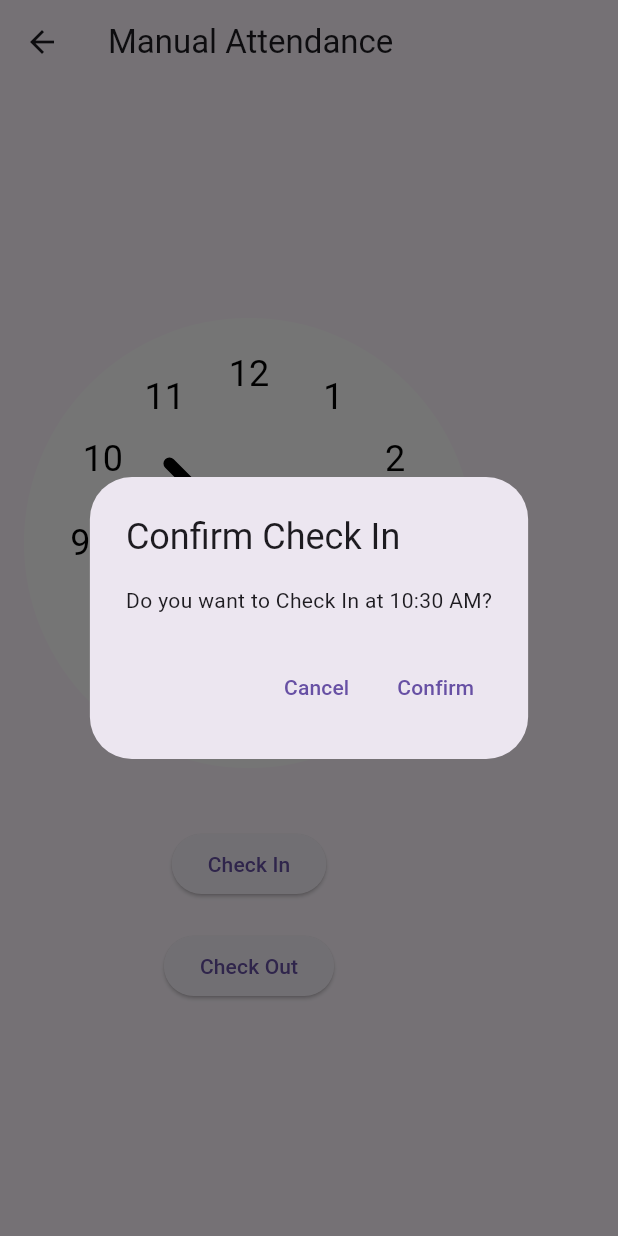
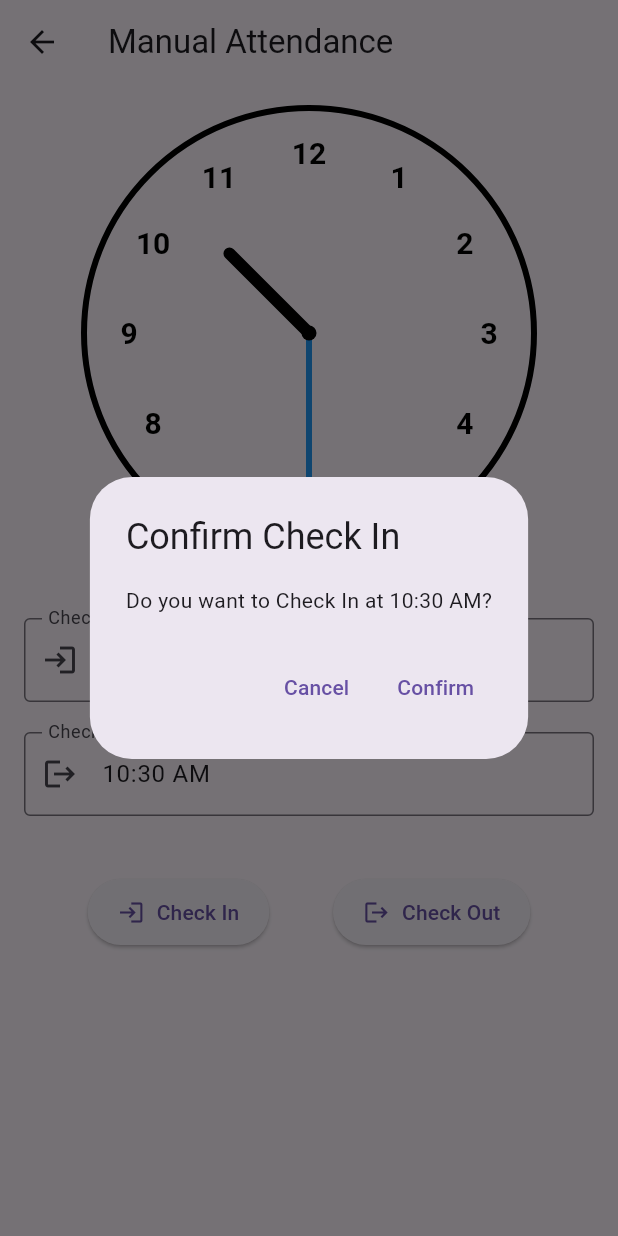
Before and after one commit to SabariKarthik-04/Geolocation-based-attendance, a Flutter app: the UserManualAttendance screen opened directly with empty values, after a tap on "Check In", on a phone screen of 412 x 824 dp. Run offline on Flutter 3.47's test engine with Material 3 defaults, Android fonts, the phone set to English and light mode, and no system bars; our stand-ins replace flutter_local_notifications, flutter_secure_storage, geolocator, go_router, permission_handler, shared_preferences; accounts and stored records are empty.

```diff
--- a/flutter_application_1/lib/manual_attendance.dart
+++ b/flutter_application_1/lib/manual_attendance.dart
@@ -1,12 +1,13 @@
 import 'dart:math';
 import 'package:flutter/material.dart';
+import 'package:flutter_application_1/model.dart';
 import 'package:intl/intl.dart';
-import 'package:flutter_application_1/model.dart';
 import 'dart:ui' as ui;
+
 
 class UserManualAttendance extends StatefulWidget {
   final MyData data;
-  const UserManualAttendance({super.key, required this.data});
+  const UserManualAttendance({super.key,required this.data});
 
   @override
   State<UserManualAttendance> createState() => _UserManualAttendanceState();
@@ -16,13 +17,30 @@ class _UserManualAttendanceState extends State<UserManualAttendance> {
   DateTime _currentTime = DateTime.now();
   String? _checkInTime;
   String? _checkOutTime;
+  TextEditingController checkInController = TextEditingController();
+  TextEditingController checkOutController = TextEditingController();
+
+  @override
+  void initState() {
+    super.initState();
+    // Initialize the text fields with the current time
+    _updateCheckInText();
+    _updateCheckOutText();
+  }
+
+  @override
+  void dispose() {
+    checkInController.dispose();
+    checkOutController.dispose();
+    super.dispose();
+  }
 
   Future<void> _showConfirmationDialog(String action) async {
     final formattedTime = DateFormat('hh:mm a').format(_currentTime);
 
     return showDialog<void>(
       context: context,
-      barrierDismissible: false,
+      barrierDismissible: false, // User must tap a button
       builder: (BuildContext context) {
         return AlertDialog(
           title: Text('Confirm $action'),
@@ -30,7 +48,7 @@ class _UserManualAttendanceState extends State<UserManualAttendance> {
           actions: <Widget>[
             TextButton(
               onPressed: () {
-                Navigator.of(context).pop();
+                Navigator.of(context).pop(); // Dismiss dialog
               },
               child: const Text('Cancel'),
             ),
@@ -39,18 +57,59 @@ class _UserManualAttendanceState extends State<UserManualAttendance> {
                 setState(() {
                   if (action == 'Check In') {
                     _checkInTime = formattedTime;
+                    checkInController.text = formattedTime; // Update text field
                   } else if (action == 'Check Out') {
                     _checkOutTime = formattedTime;
+                    checkOutController.text = formattedTime; // Update text field
                   }
                 });
-                Navigator.of(context).pop();
+                Navigator.of(context).pop(); // Dismiss dialog
               },
-              child: Text('Confirm'),
+              child: const Text('Confirm'),
             ),
           ],
         );
       },
     );
+  }
+
+  void _updateTimeFromInput(String inputTime, {required bool isCheckIn}) {
+    try {
+      final parsedTime = DateFormat('hh:mm a').parseStrict(inputTime);
+      setState(() {
+        _currentTime = DateTime(
+          _currentTime.year,
+          _currentTime.month,
+          _currentTime.day,
+          parsedTime.hour,
+          parsedTime.minute,
+        );
+
+        if (isCheckIn) {
+          _checkInTime = inputTime;
+        } else {
+          _checkOutTime = inputTime;
+        }
+      });
+    } catch (e) {
+      // Show an error message if the format is invalid
+      ScaffoldMessenger.of(context).showSnackBar(
+        SnackBar(
+          content: Text("Invalid time format. Please use hh:mm AM/PM."),
+          backgroundColor: Colors.red,
+        ),
+      );
+    }
+  }
+
+  void _updateCheckInText() {
+    _checkInTime = DateFormat('hh:mm a').format(_currentTime);
+    checkInController.text = _checkInTime!;
+  }
+
+  void _updateCheckOutText() {
+    _checkOutTime = DateFormat('hh:mm a').format(_currentTime);
+    checkOutController.text = _checkOutTime!;
   }
 
   @override
@@ -59,36 +118,99 @@ class _UserManualAttendanceState extends State<UserManualAttendance> {
       appBar: AppBar(
         title: const Text('Manual Attendance'),
       ),
-      body: Padding(
+      body: SingleChildScrollView(
+        child: Padding(
           padding: const EdgeInsets.all(16.0),
           child: Column(
+            // Center the content vertically
             mainAxisAlignment: MainAxisAlignment.center,
             children: [
-            AnalogClock(
+              Center(
+                child: Column(
+                  children: [
+                    // Center the clock
+                    Center(
+                      child: AnalogClock(
                         currentTime: _currentTime,
                         onTimeChanged: (newTime) {
                           setState(() {
                             _currentTime = newTime;
+                            _updateCheckInText();
+                            _updateCheckOutText();
                           });
                         },
                       ),
+                    ),
                     const SizedBox(height: 40),
-
-            ElevatedButton(
+                    // Check In Input Section
+                    TextFormField(
+                      controller: checkInController,
+                      decoration: const InputDecoration(
+                        labelText: 'Check In Time',
+                        hintText: 'Enter Check In Time (hh:mm AM/PM)',
+                        border: OutlineInputBorder(),
+                        prefixIcon: Icon(Icons.login),
+                      ),
+                      keyboardType: TextInputType.datetime,
+                      onFieldSubmitted: (value) {
+                        _updateTimeFromInput(value, isCheckIn: true);
+                      },
+                      onChanged: (value) {
+                        // Optional: live update as user types
+                      },
+                    ),
+                    const SizedBox(height: 20),
+                    // Check Out Input Section
+                    TextFormField(
+                      controller: checkOutController,
+                      decoration: const InputDecoration(
+                        labelText: 'Check Out Time',
+                        hintText: 'Enter Check Out Time (hh:mm AM/PM)',
+                        border: OutlineInputBorder(),
+                        prefixIcon: Icon(Icons.logout),
+                      ),
+                      keyboardType: TextInputType.datetime,
+                      onFieldSubmitted: (value) {
+                        _updateTimeFromInput(value, isCheckIn: false);
+                      },
+                      onChanged: (value) {
+                        // Optional: live update as user types
+                      },
+                    ),
+                    const SizedBox(height: 40),
+                    // Check In and Check Out buttons
+                    Row(
+                      mainAxisAlignment: MainAxisAlignment.spaceEvenly,
+                      children: [
+                        ElevatedButton.icon(
                           onPressed: () {
                             _showConfirmationDialog('Check In');
                           },
-              child: const Text('Check In'),
+                          icon: const Icon(Icons.login),
+                          label: const Text('Check In'),
+                          style: ElevatedButton.styleFrom(
+                            padding: const EdgeInsets.symmetric(
+                                horizontal: 20, vertical: 12),
                           ),
-            const SizedBox(height: 20),
-
-            ElevatedButton(
+                        ),
+                        ElevatedButton.icon(
                           onPressed: () {
                             _showConfirmationDialog('Check Out');
                           },
-              child: const Text('Check Out'),
+                          icon: const Icon(Icons.logout),
+                          label: const Text('Check Out'),
+                          style: ElevatedButton.styleFrom(
+                            padding: const EdgeInsets.symmetric(
+                                horizontal: 20, vertical: 12),
+                          ),
                         ),
                       ],
+                    ),
+                  ],
+                ),
+              ),
+            ],
+          ),
         ),
       ),
     );
@@ -97,7 +219,7 @@ class _UserManualAttendanceState extends State<UserManualAttendance> {
 
 class AnalogClock extends StatefulWidget {
   final DateTime currentTime;
-  final Function(DateTime) onTimeChanged;
+  final ValueChanged<DateTime> onTimeChanged;
 
   const AnalogClock({
     Key? key,
@@ -119,17 +241,29 @@ class _AnalogClockState extends State<AnalogClock> {
     _updateAnglesFromTime(widget.currentTime);
   }
 
-  // Function to update angles based on the time
-  void _updateAnglesFromTime(DateTime time) {
-    // Adjust the angles for both the hour and minute hands
-    _hourAngle = ((time.hour % 12) + time.minute / 60) * pi / 6 - (pi / 2);
-    _minuteAngle = time.minute * pi / 30 - (pi / 2);
+  @override
+  void didUpdateWidget(covariant AnalogClock oldWidget) {
+    super.didUpdateWidget(oldWidget);
+    if (oldWidget.currentTime != widget.currentTime) {
+      _updateAnglesFromTime(widget.currentTime);
+    }
   }
 
-  // Function to calculate time based on the angles
+  void _updateAnglesFromTime(DateTime time) {
+    setState(() {
+      _hourAngle =
+          ((time.hour % 12) + time.minute / 60) * pi / 6 - (pi / 2);
+      _minuteAngle = time.minute * pi / 30 - (pi / 2);
+    });
+  }
+
   DateTime _calculateTimeFromAngles() {
     int hour = (((_hourAngle + pi / 2) * 6 / pi).round() % 12);
     int minute = (((_minuteAngle + pi / 2) * 30 / pi).round() % 60);
+
+    // Handle edge case where hour is 0
+    hour = hour == 0 ? 12 : hour;
+
     return DateTime(
       widget.currentTime.year,
       widget.currentTime.month,
@@ -139,7 +273,6 @@ class _AnalogClockState extends State<AnalogClock> {
     );
   }
 
-  // Function to update the time based on the angles
   void _updateTime() {
     DateTime newTime = _calculateTimeFromAngles();
     widget.onTimeChanged(newTime);
@@ -154,89 +287,120 @@ class _AnalogClockState extends State<AnalogClock> {
         final Offset position = details.localPosition;
         final double dx = position.dx - center.dx;
         final double dy = position.dy - center.dy;
+        final double distanceFromCenter = sqrt(dx * dx + dy * dy);
         final double angle = atan2(dy, dx);
 
         setState(() {
+          double threshold = box.size.width / 3;
 
+          if (distanceFromCenter < threshold) {
+            // User is near the center, control the hour hand
+            _hourAngle = angle;
+          } else {
+            // User is near the outer edge, control the minute hand
             _minuteAngle = angle;
-            // Adjust hour hand accordingly as the minute hand moves
-            _hourAngle = ((angle + pi / 2) / 6) + ((_hourAngle + pi / 2) % (pi * 2));
           }
-        );
+        });
 
         _updateTime();
       },
       child: CustomPaint(
         size: const Size(300, 300),
-        painter: _ClockPainter(_hourAngle, _minuteAngle),
+        painter: ClockPainter(_hourAngle, _minuteAngle),
       ),
     );
   }
 }
 
-class _ClockPainter extends CustomPainter {
+class ClockPainter extends CustomPainter {
   final double hourAngle;
   final double minuteAngle;
 
-  _ClockPainter(this.hourAngle, this.minuteAngle);
+  ClockPainter(this.hourAngle, this.minuteAngle);
 
   @override
   void paint(Canvas canvas, Size size) {
-    final double radius = size.width / 2;
-    final Offset center = Offset(radius, radius);
+    final center = Offset(size.width / 2, size.height / 2);
+    final radius = size.width / 2;
 
-    final Paint clockCircle = Paint()
-      ..color = Colors.white
-      ..style = PaintingStyle.fill;
+    // Paint for the clock circle
+    final circlePaint = Paint()
+      ..color = Colors.black
+      ..style = PaintingStyle.stroke
+      ..strokeWidth = 4;
 
-    // Draw clock face
-    canvas.drawCircle(center, radius, clockCircle);
+    // Draw clock circle
+    canvas.drawCircle(center, radius, circlePaint);
 
-    // Draw hour markers
-    final TextPainter textPainter = TextPainter(
+    // Draw numerical markers (1-12)
+    final textPainter = TextPainter(
       textAlign: TextAlign.center,
       textDirection: ui.TextDirection.ltr,
+
+    );
+
+    final textStyle = TextStyle(
+      color: Colors.black,
+      fontSize: 20,
+      fontWeight: FontWeight.bold,
     );
 
     for (int i = 1; i <= 12; i++) {
-      final double angle = (i * pi / 6) - pi / 2;
-      final double x = center.dx + radius * 0.75 * cos(angle);
-      final double y = center.dy + radius * 0.75 * sin(angle);
+      final angle = (i * 30) * pi / 180 - pi / 2; // Convert to radians
+      final double x = center.dx + (radius - 30) * cos(angle);
+      final double y = center.dy + (radius - 30) * sin(angle);
 
       textPainter.text = TextSpan(
         text: '$i',
-        style: const TextStyle(
-          fontSize: 24,
-          color: Colors.black,
-        ),
+        style: textStyle,
       );
+
       textPainter.layout();
-      textPainter.paint(canvas, Offset(x - textPainter.width / 2, y - textPainter.height / 2));
+      final offset = Offset(
+        x - textPainter.width / 2,
+        y - textPainter.height / 2,
+      );
+
+      textPainter.paint(canvas, offset);
     }
 
     // Draw hour hand
-    _drawHand(canvas, center, hourAngle, radius * 0.5, 8);
+    final hourHandPaint = Paint()
+      ..color = Colors.black
+      ..strokeWidth = 8
+      ..strokeCap = StrokeCap.round;
+
+    final hourHandLength = radius * 0.5;
+    final hourHandEnd = Offset(
+      center.dx + hourHandLength * cos(hourAngle),
+      center.dy + hourHandLength * sin(hourAngle),
+    );
+    canvas.drawLine(center, hourHandEnd, hourHandPaint);
 
     // Draw minute hand
-    _drawHand(canvas, center, minuteAngle, radius * 0.8, 6);
-
-    // Draw clock center
-    canvas.drawCircle(center, 8, Paint()..color = Colors.black);
-  }
-
-  void _drawHand(Canvas canvas, Offset center, double angle, double length, double thickness) {
-    final Paint handPaint = Paint()
-      ..color = Colors.black
-      ..strokeWidth = thickness
+    final minuteHandPaint = Paint()
+      ..color = Colors.blue
+      ..strokeWidth = 4
       ..strokeCap = StrokeCap.round;
 
-    final handX = center.dx + length * cos(angle);
-    final handY = center.dy + length * sin(angle);
-    canvas.drawLine(center, Offset(handX, handY), handPaint);
+    final minuteHandLength = radius * 0.75;
+    final minuteHandEnd = Offset(
+      center.dx + minuteHandLength * cos(minuteAngle),
+      center.dy + minuteHandLength * sin(minuteAngle),
+    );
+    canvas.drawLine(center, minuteHandEnd, minuteHandPaint);
+
+    // Optionally, draw a center dot
+    final centerDotPaint = Paint()
+      ..color = Colors.black
+      ..style = PaintingStyle.fill;
+
+    canvas.drawCircle(center, 5, centerDotPaint);
   }
 
   @override
-  bool shouldRepaint(CustomPainter oldDelegate) {
-    return true;
+  bool shouldRepaint(ClockPainter oldDelegate) {
+    return hourAngle != oldDelegate.hourAngle ||
+        minuteAngle != oldDelegate.minuteAngle;
   }
 }
```
Lines whose indentation alone changed are shown as unchanged.
